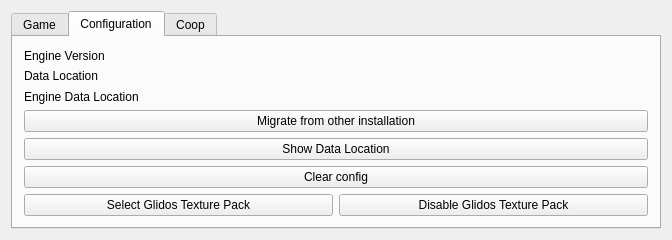
stohrendorf/CroftEngine, file src/launcher/mainwindow.ui: the form before one commit.
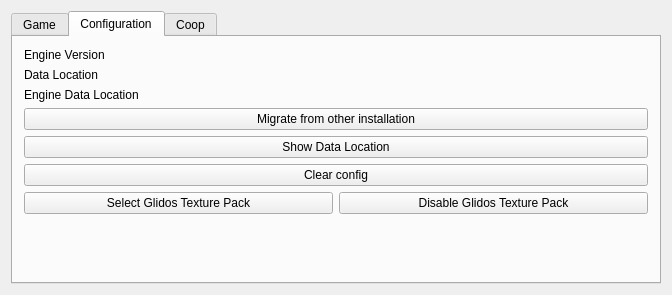
The form after the commit. The open tabs and pages were chosen to show the change.

What changed in the file:
```diff
--- a/src/launcher/mainwindow.ui
+++ b/src/launcher/mainwindow.ui
@@ -7,7 +7,7 @@
                 <x>0</x>
                 <y>0</y>
                 <width>672</width>
-                <height>234</height>
+    <height>295</height>
             </rect>
         </property>
         <property name="windowTitle">
@@ -169,6 +169,19 @@
                                         </item>
                                     </layout>
                                 </item>
+        <item>
+         <spacer name="verticalSpacer_2">
+          <property name="orientation">
+           <enum>Qt::Vertical</enum>
+          </property>
+          <property name="sizeHint" stdset="0">
+           <size>
+            <width>20</width>
+            <height>40</height>
+           </size>
+          </property>
+         </spacer>
+        </item>
                             </layout>
                         </widget>
                         <widget class="QWidget" name="tabCoop">
```
Left out of the diff: 7 changed lines with no effect on the pictures. Lines whose indentation alone changed are shown as unchanged.
